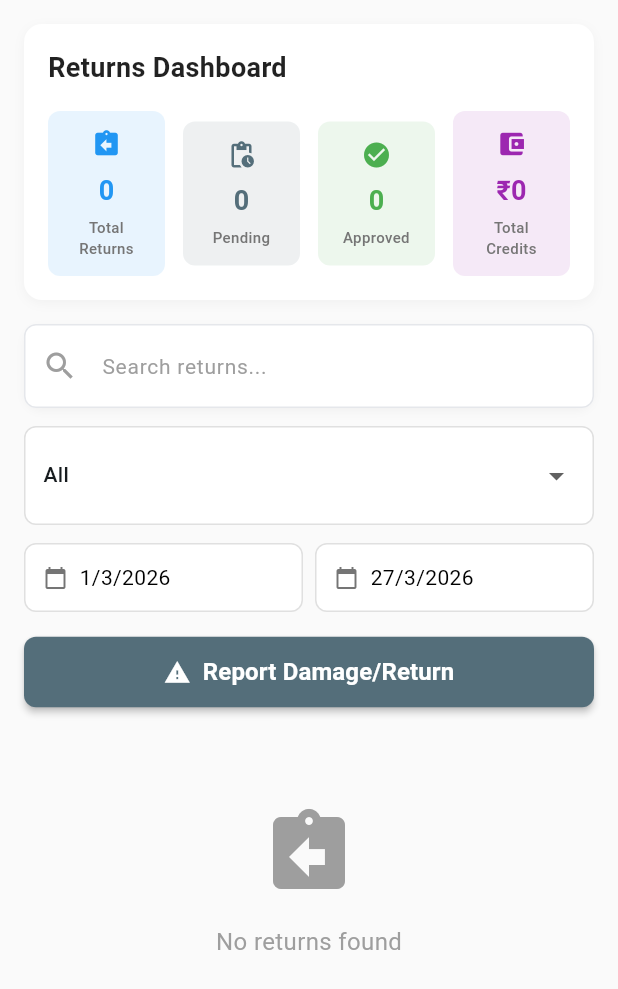
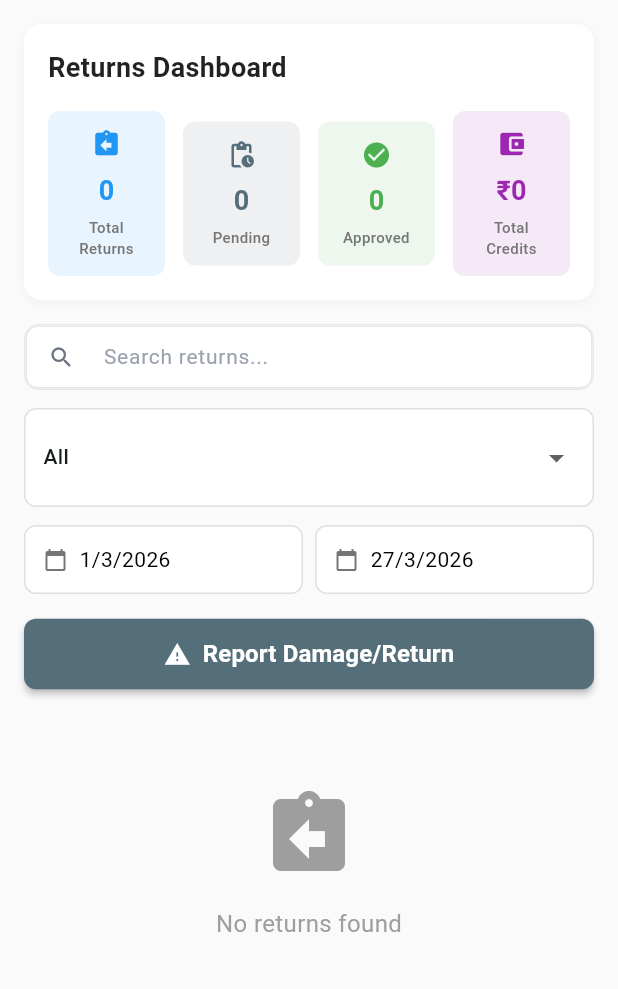
Before and after one commit to Smit35/zafar, a Flutter app: the OutletReturnScreen screen opened directly, on a phone screen of 412 x 824 dp. Shown: the top 989 px of the screen. Run offline on Flutter 3.47's test engine with Material 3 defaults, Android fonts, the light colour scheme and no system bars; our stand-ins replace image_picker, pdf, printing, share_plus, shared_preferences; accounts and stored records are empty; network calls fail.

Commit message:
search bar changes

```diff
--- a/lib/screens/outlet/outlet_stock_screen.dart
+++ b/lib/screens/outlet/outlet_stock_screen.dart
@@ -174,25 +174,34 @@ class _OutletReturnScreenState extends State<OutletReturnScreen> {
       child: Column(
         children: [
           Container(
+            height: 44,
             decoration: BoxDecoration(
-              color: Colors.white,
-              borderRadius: BorderRadius.circular(12),
-              boxShadow: [
-                BoxShadow(
-                  color: Colors.grey.withOpacity(0.1),
-                  blurRadius: 4,
-                  offset: const Offset(0, 2),
-                ),
-              ],
+              color: const Color(0xFFF9FAFB),
+              borderRadius: BorderRadius.circular(10),
+              border: Border.all(
+                color: const Color(0xFFE5E7EB),
+                width: 1,
+              ),
             ),
             child: TextField(
               controller: _searchController,
-              decoration: InputDecoration(
+              style: const TextStyle(
+                fontSize: 14,
+                color: Color(0xFF111827),
+              ),
+              decoration: const InputDecoration(
                 hintText: 'Search returns...',
-                hintStyle: TextStyle(color: Colors.grey[500], fontSize: 14),
-                prefixIcon: Icon(Icons.search, color: Colors.grey[500]),
+                hintStyle: TextStyle(
+                  color: Color(0xFF9CA3AF),
+                  fontSize: 14,
+                ),
+                prefixIcon: Icon(
+                  Icons.search_rounded,
+                  color: Color(0xFF6B7280),
+                  size: 18,
+                ),
                 border: InputBorder.none,
-                contentPadding: const EdgeInsets.all(16),
+                contentPadding: EdgeInsets.symmetric(horizontal: 12, vertical: 10),
               ),
               onChanged: (value) => _filterReturns(),
             ),
```
Also changed, not shown: lib/screens/outlet/outlet_catalog_screen.dart (+10 -11 lines), lib/screens/outlet/outlet_stock_management_screen.dart (+25 -17 lines).
